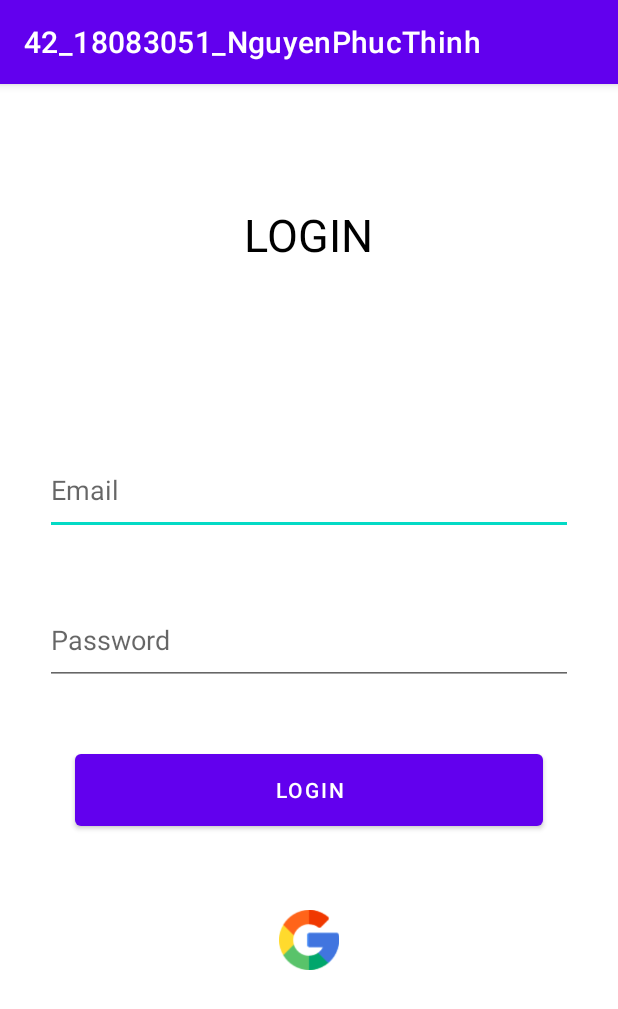
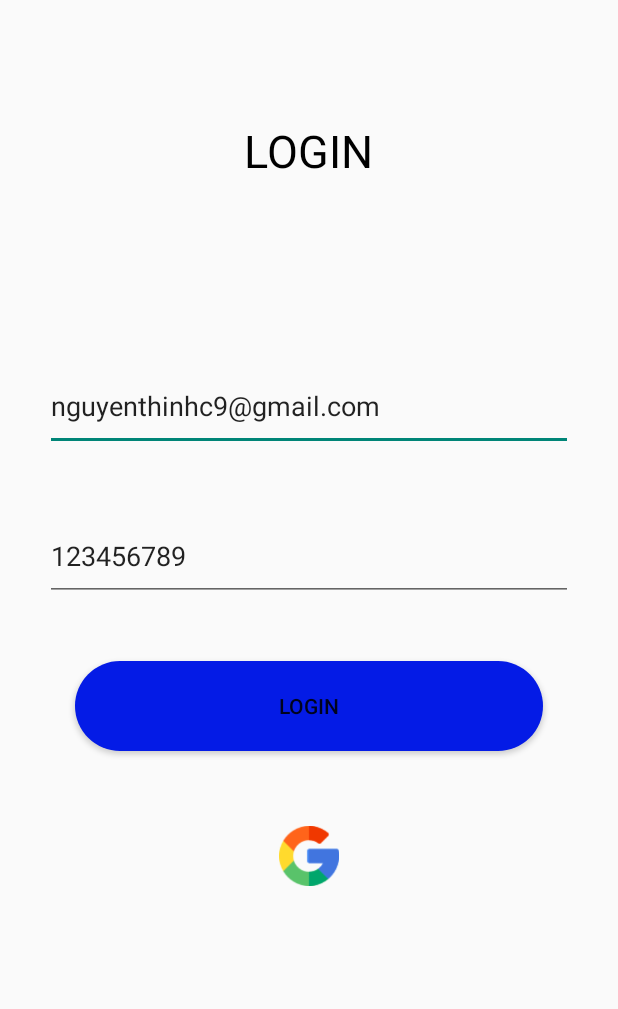
Before and after one commit to NguyennThinh/KiemTraGiuaKy, an Android app: the screen it shows after launch (Login), on a phone screen of 412 x 824 dp. Shown: the top 1009 px of the screen. Run offline under Robolectric (Android 15) with nearby library versions, the phone set to English and light mode, and no system bars.

Commit message:
Hoan thanh cau 3

```diff
--- /dev/null
+++ b/app/src/main/res/drawable/btn.xml
@@ -0,0 +1,5 @@
+<?xml version="1.0" encoding="utf-8"?>
+<shape xmlns:android="http://schemas.android.com/apk/res/android">
+    <corners android:radius="30dp"/>
+    <solid android:color="#041BE6"/>
+</shape>
--- a/app/src/main/res/layout/activity_lgin.xml
+++ b/app/src/main/res/layout/activity_lgin.xml
@@ -18,14 +18,14 @@
         android:id="@+id/edtEmail"
         android:layout_width="match_parent"
         android:layout_height="60dp"
-        android:hint="Email"
+        android:text="nguyenthinhc9@gmail.com"
         android:layout_marginHorizontal="30dp"
         android:layout_marginTop="120dp"/>
     <EditText
         android:id="@+id/edtPass"
         android:layout_width="match_parent"
         android:layout_height="60dp"
-        android:hint="Password"
+        android:text="123456789"
         android:layout_marginHorizontal="30dp"
         android:layout_marginTop="40dp"/>
     <Button
@@ -33,6 +33,7 @@
         android:layout_width="match_parent"
         android:layout_height="60dp"
         android:text="LOGIN"
+        android:background="@drawable/btn"
         android:layout_marginHorizontal="50dp"
         android:layout_marginTop="40dp"/>
     <ImageView
--- a/app/src/main/res/values-night/themes.xml
+++ b/app/src/main/res/values-night/themes.xml
@@ -1,6 +1,6 @@
 <resources xmlns:tools="http://schemas.android.com/tools">
     <!-- Base application theme. -->
-    <style name="Theme.42_18083051_NguyenPhucThinh" parent="Theme.MaterialComponents.DayNight.DarkActionBar">
+    <style name="Theme.42_18083051_NguyenPhucThinh" parent="Theme.AppCompat.DayNight.NoActionBar">
         <!-- Primary brand color. -->
         <item name="colorPrimary">@color/purple_200</item>
         <item name="colorPrimaryVariant">@color/purple_700</item>
--- a/app/src/main/res/values/themes.xml
+++ b/app/src/main/res/values/themes.xml
@@ -1,6 +1,6 @@
 <resources xmlns:tools="http://schemas.android.com/tools">
     <!-- Base application theme. -->
-    <style name="Theme.42_18083051_NguyenPhucThinh" parent="Theme.MaterialComponents.DayNight.DarkActionBar">
+    <style name="Theme.42_18083051_NguyenPhucThinh" parent="Theme.AppCompat.DayNight.NoActionBar">
         <!-- Primary brand color. -->
         <item name="colorPrimary">@color/purple_500</item>
         <item name="colorPrimaryVariant">@color/purple_700</item>
```
Also changed, not shown: app/src/main/java/com/example/a42_18083051_nguyenphucthinh/Login.java (+21 -2 lines).
